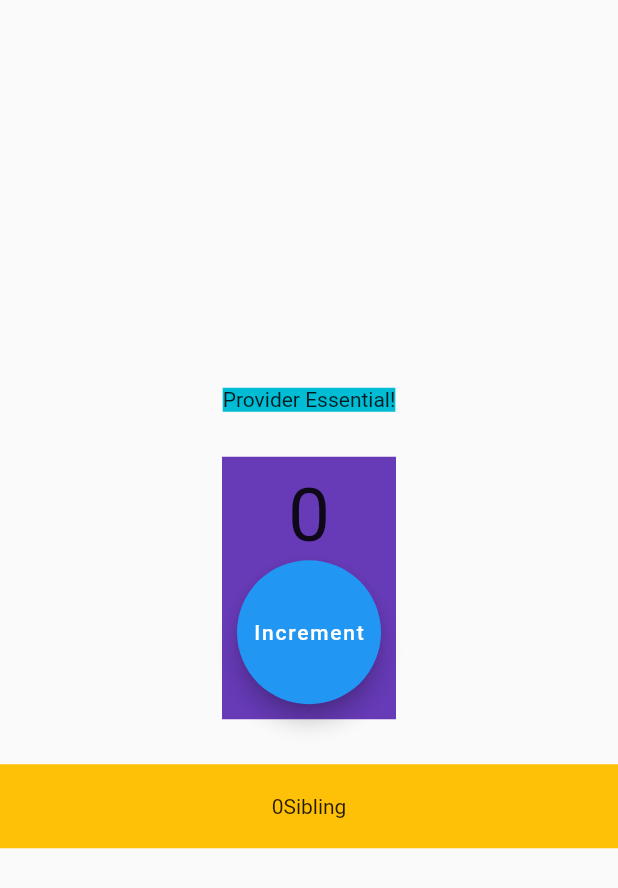
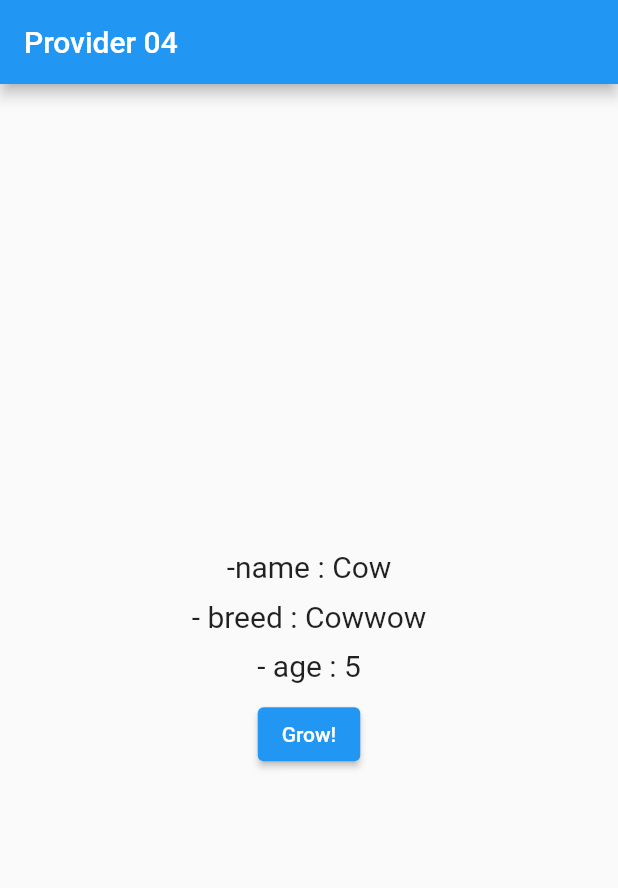
Before and after one commit to mommocmoc/flutter_what_i_learned, a Flutter app: the screen it shows after launch, on a phone screen of 412 x 824 dp. Shown: the top 888 px of the screen. Run offline on Flutter 3.47's test engine with Material 2 defaults, Android fonts, the phone set to English and light mode, and no system bars.

Commit message:
ChangeNotifierProvider 사용하기

```diff
--- a/lib/main.dart
+++ b/lib/main.dart
@@ -1,96 +1,104 @@
 import 'package:flutter/material.dart';
+import 'package:provider/provider.dart';
+import 'models/dog.dart';
 
 void main() {
-  runApp(const MainApp());
+  runApp(const MyApp());
 }
 
-class MainApp extends StatefulWidget {
-  const MainApp({super.key});
-
-  @override
-  State<MainApp> createState() => _MainAppState();
-}
-
-class _MainAppState extends State<MainApp> {
-  int counter = 0;
-
-  onPressed() {
-    setState(() {
-      counter++;
-    });
-  }
+class MyApp extends StatelessWidget {
+  const MyApp({super.key});
 
   @override
   Widget build(BuildContext context) {
-    return MaterialApp(
-      home: Scaffold(
+    return ChangeNotifierProvider<Dog>(
+      create: (context) => Dog(
+        name: "Cow",
+        breed: "Cowwow",
+        age: 5,
+      ),
+      child: MaterialApp(
+        title: 'Provider 04',
+        debugShowCheckedModeBanner: false,
+        theme: ThemeData(
+          primarySwatch: Colors.blue,
+        ),
+        home: const MyHomePage(),
+      ),
+    );
+  }
+}
+
+class MyHomePage extends StatelessWidget {
+  const MyHomePage({super.key});
+
+  @override
+  Widget build(BuildContext context) {
+    return Scaffold(
+      appBar: AppBar(
+        title: const Text("Provider 04"),
+      ),
       body: Center(
         child: Column(
           mainAxisAlignment: MainAxisAlignment.center,
-            children: [
-              Container(
-                decoration: const BoxDecoration(
-                  color: Colors.cyan,
-                ),
-                child: const Text('Provider Essential!'),
-              ),
-              const SizedBox(
-                height: 30,
-              ),
-              Container(
-                padding: const EdgeInsets.all(10),
-                decoration: const BoxDecoration(
-                  color: Colors.deepPurple,
-                ),
-                child: Column(
+          mainAxisSize: MainAxisSize.min,
           children: [
             Text(
-                      "$counter",
+              "-name : ${Provider.of<Dog>(context).name}",
               style: const TextStyle(
-                        fontSize: 50,
-                      ),
-                    ),
-                    FloatingActionButton.large(
-                      onPressed: onPressed,
-                      child: const Text("Increment"),
-                    ),
-                  ],
+                fontSize: 20,
               ),
             ),
             const SizedBox(
-                height: 30,
+              height: 10,
             ),
-              CounterB(counter: counter)
+            const BreedAndAge(),
           ],
-          ),
         ),
       ),
     );
   }
 }
 
-class CounterB extends StatelessWidget {
-  const CounterB({
-    super.key,
-    required this.counter,
-  });
-
-  final int counter;
+class BreedAndAge extends StatelessWidget {
+  const BreedAndAge({super.key});
 
   @override
   Widget build(BuildContext context) {
-    return Container(
-      padding: const EdgeInsets.all(20),
-      decoration: const BoxDecoration(
-        color: Colors.amber,
+    return Column(
+      children: [
+        Text(
+          "- breed : ${Provider.of<Dog>(context).breed}",
+          style: const TextStyle(fontSize: 20),
         ),
-      child: Row(
-        mainAxisAlignment: MainAxisAlignment.center,
-        children: [
-          Text("$counter"),
-          const Text("Sibling"),
+        const SizedBox(
+          height: 10,
+        ),
+        const Age(),
       ],
-      ),
     );
   }
 }
+
+class Age extends StatelessWidget {
+  const Age({super.key});
+
+  @override
+  Widget build(BuildContext context) {
+    return Column(
+      children: [
+        Text(
+          "- age : ${Provider.of<Dog>(context).age}",
+          style: const TextStyle(fontSize: 20),
+        ),
+        const SizedBox(
+          height: 10,
+        ),
+        ElevatedButton(
+          onPressed: Provider.of<Dog>(context).grow,
+          child: const Text("Grow!"),
+        )
+      ],
+    );
+  }
+}
--- /dev/null
+++ b/lib/models/dog.dart
@@ -0,0 +1,18 @@
+import 'package:flutter/material.dart';
+
+class Dog with ChangeNotifier {
+  final String name, breed;
+  int age;
+
+  Dog({
+    required this.name,
+    required this.breed,
+    this.age = 1,
+  });
+
+  grow() {
+    age++;
+    notifyListeners();
+    print(age);
+  }
+}
```
Lines whose indentation alone changed are shown as unchanged.
